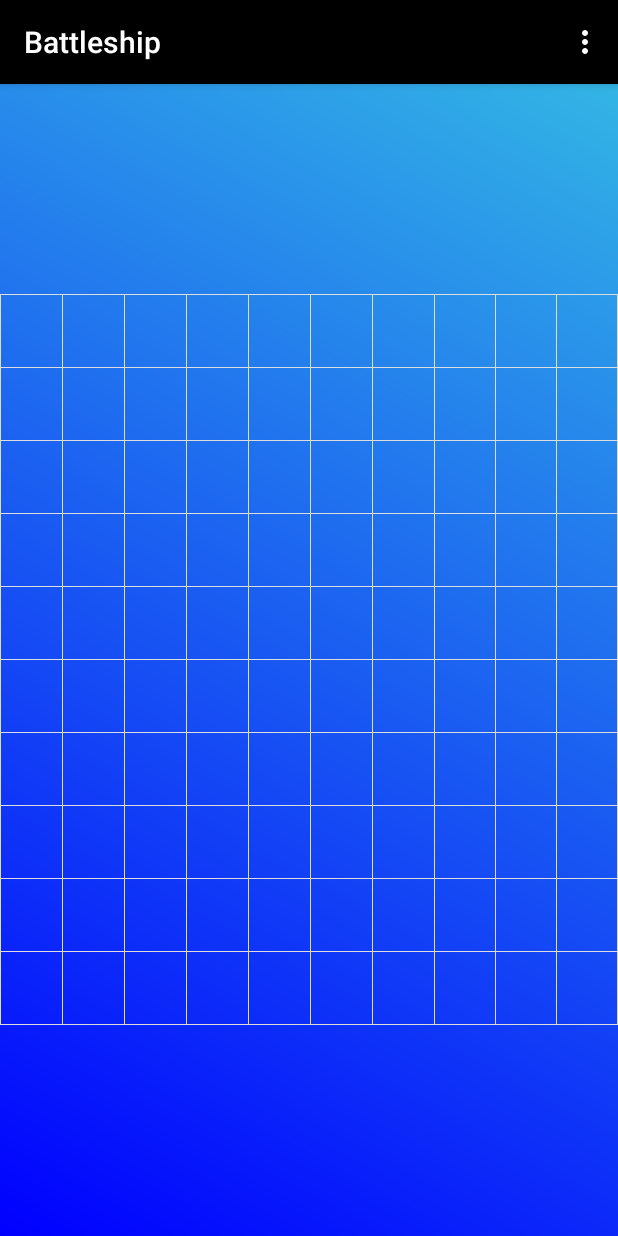
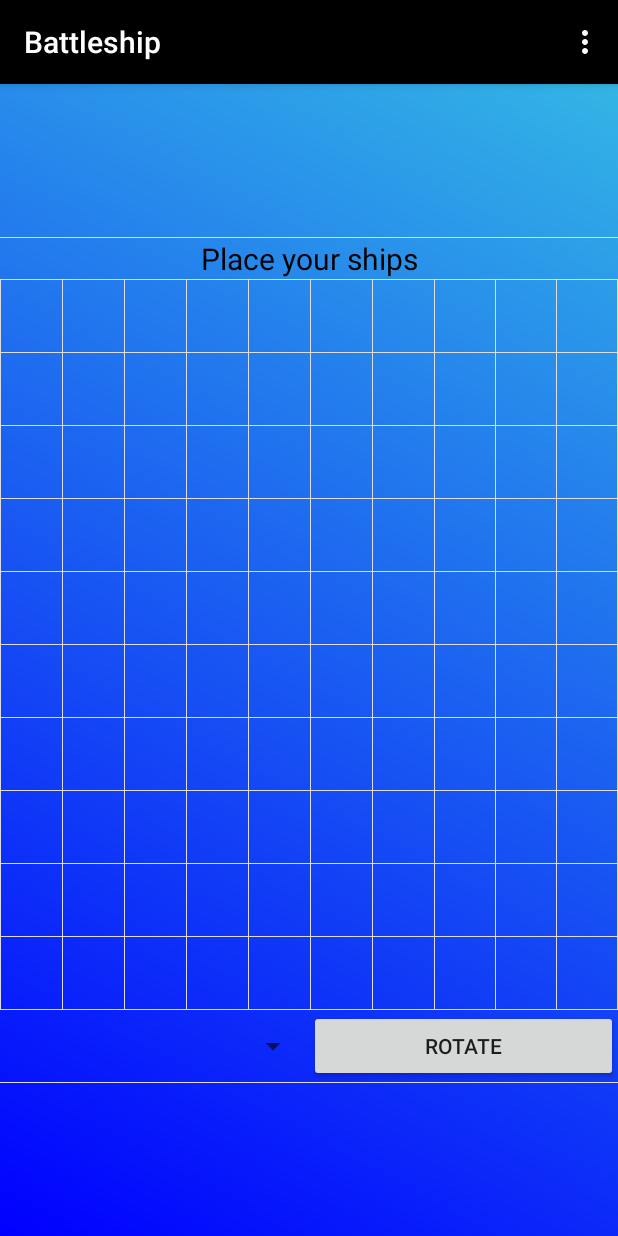
Before and after one commit to ShevchenyaIlya/Battleship, an Android app: the MainActivity screen opened directly, with no data from a screen before it, on a phone screen of 412 x 824 dp. Run offline under Robolectric (Android 15) with nearby library versions, the phone set to English and light mode, and no system bars; 2 statements that could not run were skipped.

Commit message:
Added new widgets to main activity layout

```diff
--- a/app/src/main/res/layout/activity_main.xml
+++ b/app/src/main/res/layout/activity_main.xml
@@ -10,6 +10,15 @@
     android:divider="@drawable/keyboard_divider"
     android:showDividers="beginning|middle|end"
     android:id="@+id/table">
+
+    <TextView
+        android:id="@+id/PageTitle"
+        android:layout_height="wrap_content"
+        android:layout_width="match_parent"
+        android:textSize="20sp"
+        android:text="@string/place_your_ships"
+        android:textAlignment="center"
+        android:textColor="@android:color/black"/>
 
     <TableRow
         android:layout_height="20dp"
@@ -672,6 +681,22 @@
         </Button>
     </TableRow>
 
+    <LinearLayout
+        android:orientation="horizontal"
+        android:layout_width="match_parent"
+        android:layout_height="wrap_content">
+        <Spinner
+            android:id="@+id/ShipType"
+            android:layout_width="match_parent"
+            android:layout_height="match_parent"
+            android:layout_weight="1"/>
+        <Button
+            android:id="@+id/RotateButton"
+            android:layout_width="match_parent"
+            android:layout_height="match_parent"
+            android:layout_weight="1"
+            android:text="@string/rotate"/>
+    </LinearLayout>
 
 
 
```
